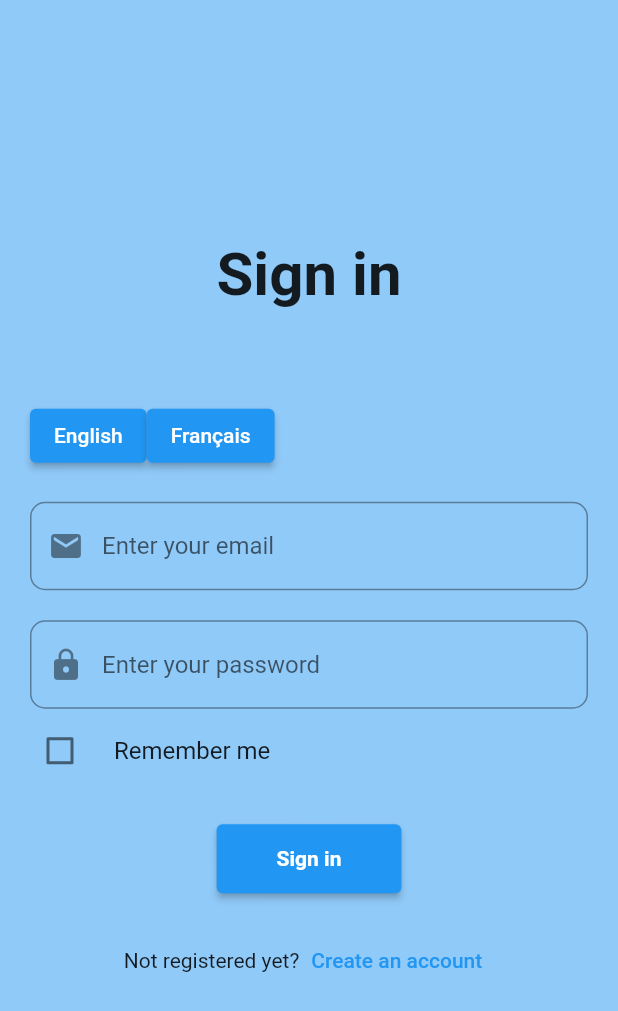
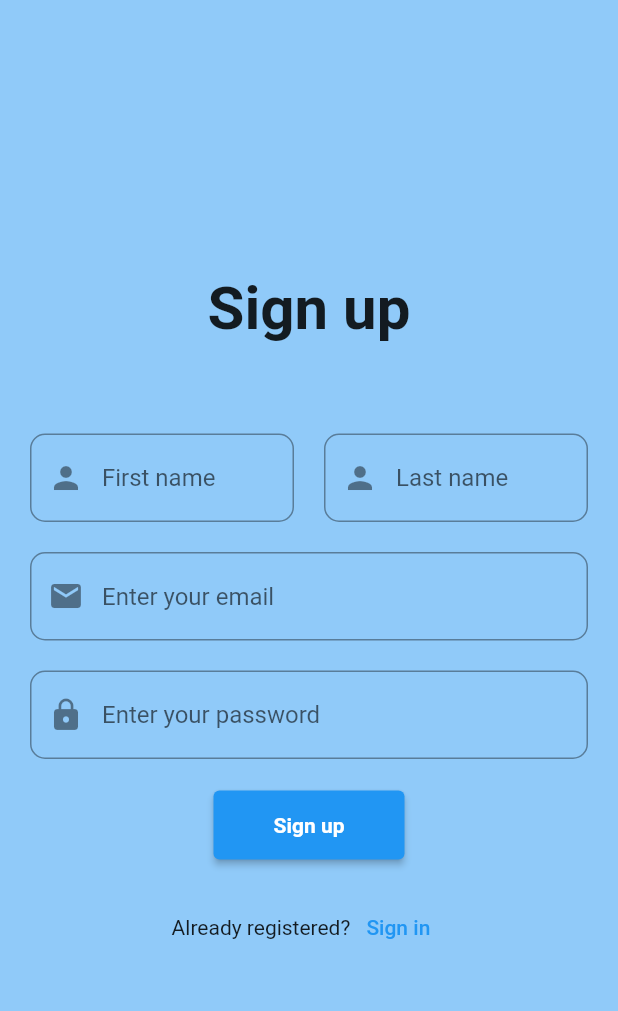
Before and after one commit to Sam-diom/presenceapp, a Flutter app: the screen it shows after launch, after a tap on "Sign in", after a tap on "Create an account", on a phone screen of 412 x 824 dp. Shown: the top 1011 px of the screen. Run offline on Flutter 3.47's test engine with Material 2 defaults, Android fonts, the phone set to English and light mode, and no system bars; our stand-ins replace email_validator.

Commit message:
add register page

```diff
--- a/lib/login_screen.dart
+++ b/lib/login_screen.dart
@@ -49,19 +49,18 @@ class _LoginPageState extends State<LoginPage> {
               height: 60,
             ),
             Row(
+              mainAxisAlignment: MainAxisAlignment.center,
               children: [
-                ElevatedButton(
-                  onPressed: () {
-                    _changeLanguage(const Locale('en', 'US'));
+                Text('English'),
+                Switch(
+                  value: currentLocale == const Locale('en', 'US'),
+                  onChanged: (newValue) {
+                    _changeLanguage(newValue
+                        ? const Locale('en', 'US')
+                        : const Locale('fr', 'FR'));
                   },
-                  child: Text('English'),
                 ),
-                ElevatedButton(
-                  onPressed: () {
-                    _changeLanguage(const Locale('fr', 'FR'));
-                  },
-                  child: Text('Français'),
-                ),
+                Text('Français'),
               ],
             ),
             const SizedBox(
--- a/lib/register_screen.dart
+++ b/lib/register_screen.dart
@@ -1,33 +1,21 @@
 import 'package:email_validator/email_validator.dart';
 import 'package:flutter/material.dart';
-import 'package:presenceapp/app_localizations.dart';
-
-const String registerPageTitle = 'Register UI';
+import 'package:presenceapp/login_screen.dart';
 
 class RegisterPage extends StatefulWidget {
   const RegisterPage({Key? key, required this.title}) : super(key: key);
   final String title;
 
   @override
-  State<RegisterPage> createState() => _LoginPageState();
+  State<RegisterPage> createState() => _RegisterPageState();
 }
 
-class _LoginPageState extends State<RegisterPage> {
+class _RegisterPageState extends State<RegisterPage> {
   final _formKey = GlobalKey<FormState>();
   var rememberValue = false;
-  Locale currentLocale =
-      const Locale('en', 'US'); // Langue par défaut : anglais
-
-  void _changeLanguage(Locale newLocale) {
-    setState(() {
-      currentLocale = newLocale;
-    });
-  }
 
   @override
   Widget build(BuildContext context) {
-    final appLocalizations = AppLocalizations(currentLocale);
-
     return Scaffold(
       backgroundColor: Theme.of(context).colorScheme.background,
       body: Container(
@@ -36,9 +24,9 @@ class _LoginPageState extends State<RegisterPage> {
           mainAxisAlignment: MainAxisAlignment.center,
           crossAxisAlignment: CrossAxisAlignment.center,
           children: <Widget>[
-            Text(
-              appLocalizations.translate('signInTitle') ?? '',
-              style: const TextStyle(
+            const Text(
+              'Sign up',
+              style: TextStyle(
                 fontWeight: FontWeight.bold,
                 fontSize: 40,
               ),
@@ -46,36 +34,57 @@ class _LoginPageState extends State<RegisterPage> {
             const SizedBox(
               height: 60,
             ),
-            Row(
-              children: [
-                ElevatedButton(
-                  onPressed: () {
-                    _changeLanguage(const Locale('en', 'US'));
-                  },
-                  child: Text('English'),
-                ),
-                ElevatedButton(
-                  onPressed: () {
-                    _changeLanguage(const Locale('fr', 'FR'));
-                  },
-                  child: Text('Français'),
-                ),
-              ],
-            ),
-            const SizedBox(
-              height: 20,
-            ),
             Form(
               key: _formKey,
               child: Column(
                 children: [
+                  Row(
+                    children: [
+                      Expanded(
+                        child: TextFormField(
+                          validator: (value) => EmailValidator.validate(value!)
+                              ? null
+                              : "Please enter a valid email",
+                          maxLines: 1,
+                          decoration: InputDecoration(
+                            hintText: 'First name',
+                            prefixIcon: const Icon(Icons.person),
+                            border: OutlineInputBorder(
+                              borderRadius: BorderRadius.circular(10),
+                            ),
+                          ),
+                        ),
+                      ),
+                      const SizedBox(
+                        width: 20,
+                      ),
+                      Expanded(
+                        child: TextFormField(
+                          validator: (value) => EmailValidator.validate(value!)
+                              ? null
+                              : "Please enter a valid email",
+                          maxLines: 1,
+                          decoration: InputDecoration(
+                            hintText: 'Last name',
+                            prefixIcon: const Icon(Icons.person),
+                            border: OutlineInputBorder(
+                              borderRadius: BorderRadius.circular(10),
+                            ),
+                          ),
+                        ),
+                      ),
+                    ],
+                  ),
+                  const SizedBox(
+                    height: 20,
+                  ),
                   TextFormField(
-                    validator: (value) => EmailValidator.validate(value ?? '')
+                    validator: (value) => EmailValidator.validate(value!)
                         ? null
-                        : appLocalizations.translate('validEmailMessage'),
+                        : "Please enter a valid email",
                     maxLines: 1,
                     decoration: InputDecoration(
-                      hintText: appLocalizations.translate('enterEmailHint'),
+                      hintText: 'Enter your email',
                       prefixIcon: const Icon(Icons.email),
                       border: OutlineInputBorder(
                         borderRadius: BorderRadius.circular(10),
@@ -88,7 +97,7 @@ class _LoginPageState extends State<RegisterPage> {
                   TextFormField(
                     validator: (value) {
                       if (value == null || value.isEmpty) {
-                        return appLocalizations.translate('enterPasswordHint');
+                        return 'Please enter your password';
                       }
                       return null;
                     },
@@ -96,39 +105,25 @@ class _LoginPageState extends State<RegisterPage> {
                     obscureText: true,
                     decoration: InputDecoration(
                       prefixIcon: const Icon(Icons.lock),
-                      hintText: appLocalizations.translate('enterPasswordHint'),
+                      hintText: 'Enter your password',
                       border: OutlineInputBorder(
                         borderRadius: BorderRadius.circular(10),
                       ),
                     ),
-                  ),
-                  CheckboxListTile(
-                    title: Text(appLocalizations.translate('rememberMe') ?? ''),
-                    contentPadding: EdgeInsets.zero,
-                    value: rememberValue,
-                    activeColor: Theme.of(context).colorScheme.primary,
-                    onChanged: (newValue) {
-                      setState(() {
-                        rememberValue = newValue!;
-                      });
-                    },
-                    controlAffinity: ListTileControlAffinity.leading,
                   ),
                   const SizedBox(
                     height: 20,
                   ),
                   ElevatedButton(
                     onPressed: () {
-                      if (_formKey.currentState!.validate()) {
-                        // Ajoutez la logique de connexion ici
-                      }
+                      if (_formKey.currentState!.validate()) {}
                     },
                     style: ElevatedButton.styleFrom(
                       padding: const EdgeInsets.fromLTRB(40, 15, 40, 15),
                     ),
-                    child: Text(
-                      appLocalizations.translate('signInButton'),
-                      style: const TextStyle(
+                    child: const Text(
+                      'Sign up',
+                      style: TextStyle(
                         fontWeight: FontWeight.bold,
                       ),
                     ),
@@ -139,20 +134,18 @@ class _LoginPageState extends State<RegisterPage> {
                   Row(
                     mainAxisAlignment: MainAxisAlignment.center,
                     children: [
-                      Text(appLocalizations.translate('notRegisteredYet')),
+                      const Text('Already registered?'),
                       TextButton(
                         onPressed: () {
                           Navigator.pushReplacement(
                             context,
                             MaterialPageRoute(
-                              builder: (context) => const RegisterPage(
-                                title: registerPageTitle,
-                              ),
+                              builder: (context) =>
+                                  const LoginPage(title: 'Login UI'),
                             ),
                           );
                         },
-                        child:
-                            Text(appLocalizations.translate('createAccount')),
+                        child: const Text('Sign in'),
                       ),
                     ],
                   ),
```
